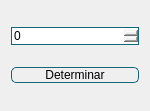
The window that Sistema de nominas/Vista/UI/Porcentaje.ui (Reynier2020/Sistema_nominas) describes before a commit, drawn with Qt 5.
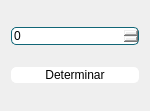
The same window after the commit.

```diff
--- a/Sistema de nominas/Vista/UI/Porcentaje.ui
+++ b/Sistema de nominas/Vista/UI/Porcentaje.ui
@@ -35,10 +35,22 @@
   </property>
   <layout class="QVBoxLayout" name="verticalLayout">
    <item>
-    <widget class="QSpinBox" name="spinBox"/>
+    <widget class="QSpinBox" name="spinBox">
+     <property name="styleSheet">
+      <string notr="true">border-radius:5px;</string>
+     </property>
+    </widget>
    </item>
    <item>
     <widget class="QPushButton" name="pushButton_determinar">
+     <property name="styleSheet">
+      <string notr="true">QPushButton{
+border:1px solid #ffffff;
+background-color: #ffffff;}
+
+QPushButton:hover{
+border-color:#167;}</string>
+     </property>
      <property name="text">
       <string>Determinar</string>
      </property>
```
